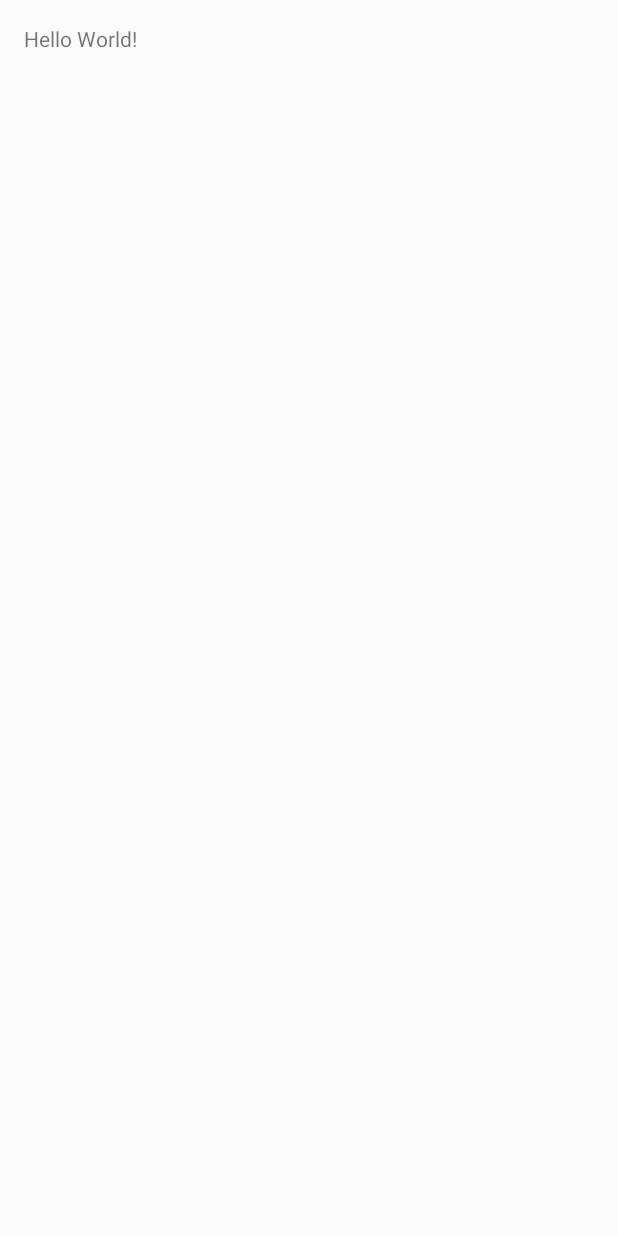
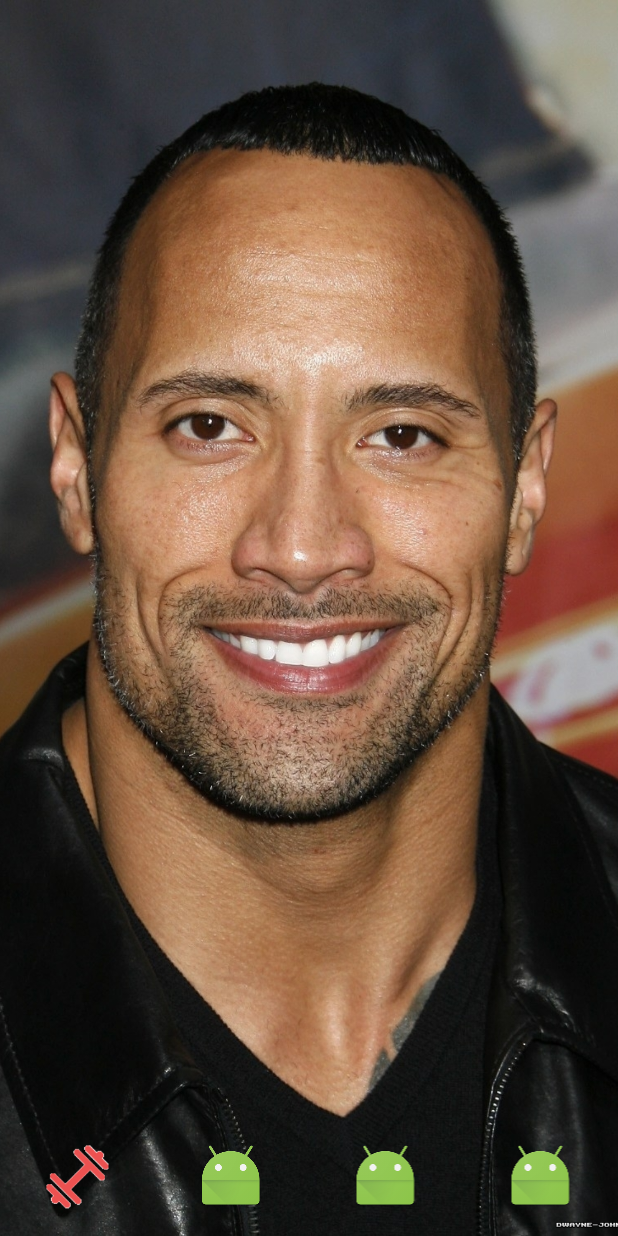
Before and after one commit to alexdriedger/my-pet-rock, an Android app: the screen it shows after launch (MainActivity), on a phone screen of 412 x 824 dp. Before the commit the screen is almost empty. Run offline under Robolectric (Android 15) with nearby library versions, the phone set to English and light mode, and no system bars.

Commit message:
Initial Layout

```diff
--- a/app/src/main/res/layout/activity_main.xml
+++ b/app/src/main/res/layout/activity_main.xml
@@ -4,14 +4,48 @@
     android:id="@+id/activity_main"
     android:layout_width="match_parent"
     android:layout_height="match_parent"
-    android:paddingBottom="@dimen/activity_vertical_margin"
-    android:paddingLeft="@dimen/activity_horizontal_margin"
-    android:paddingRight="@dimen/activity_horizontal_margin"
-    android:paddingTop="@dimen/activity_vertical_margin"
     tools:context="com.example.alexdriedger.mypetrock.MainActivity">
 
-    <TextView
-        android:layout_width="wrap_content"
+    <ImageView
+        android:layout_width="match_parent"
+        android:layout_height="match_parent"
+        android:scaleType="centerCrop"
+        android:src="@drawable/rock_basic"/>
+
+    <LinearLayout
+        android:layout_width="match_parent"
         android:layout_height="wrap_content"
-        android:text="Hello World!" />
+        android:layout_alignParentBottom="true"
+        android:orientation="horizontal">
+
+        <ImageView
+            android:layout_width="80dp"
+            android:layout_height="80dp"
+            android:padding="@dimen/button_padding"
+            android:src="@drawable/test_icon_1"
+            android:layout_weight="1"/>
+
+        <ImageView
+            android:layout_width="80dp"
+            android:layout_height="80dp"
+            android:padding="@dimen/button_padding"
+            android:src="@mipmap/ic_launcher"
+            android:layout_weight="1"/>
+
+        <ImageView
+            android:layout_width="80dp"
+            android:layout_height="80dp"
+            android:padding="@dimen/button_padding"
+            android:src="@mipmap/ic_launcher"
+            android:layout_weight="1"/>
+
+        <ImageView
+            android:layout_width="80dp"
+            android:layout_height="80dp"
+            android:padding="@dimen/button_padding"
+            android:src="@mipmap/ic_launcher"
+            android:layout_weight="1"/>
+
+    </LinearLayout>
+
 </RelativeLayout>
--- a/app/src/main/res/values/colors.xml
+++ b/app/src/main/res/values/colors.xml
@@ -1,6 +1,6 @@
 <?xml version="1.0" encoding="utf-8"?>
 <resources>
-    <color name="colorPrimary">#3F51B5</color>
-    <color name="colorPrimaryDark">#303F9F</color>
-    <color name="colorAccent">#FF4081</color>
+    <color name="colorPrimary">#ff4dc4</color>
+    <color name="colorPrimaryDark">#cc0088</color>
+    <color name="colorAccent">#00ccff</color>
 </resources>
--- a/app/src/main/res/values/dimens.xml
+++ b/app/src/main/res/values/dimens.xml
@@ -2,4 +2,5 @@
     <!-- Default screen margins, per the Android Design guidelines. -->
     <dimen name="activity_horizontal_margin">16dp</dimen>
     <dimen name="activity_vertical_margin">16dp</dimen>
+    <dimen name="button_padding">16dp</dimen>
 </resources>
--- a/app/src/main/res/values/strings.xml
+++ b/app/src/main/res/values/strings.xml
@@ -1,3 +1,4 @@
 <resources>
     <string name="app_name">My Pet Rock</string>
+    <string name="action_button">Send</string>
 </resources>
```
Also changed, not shown: app/src/main/res/drawable/rock_basic.jpg (added), app/src/main/res/drawable/test_icon_1.png (added).
